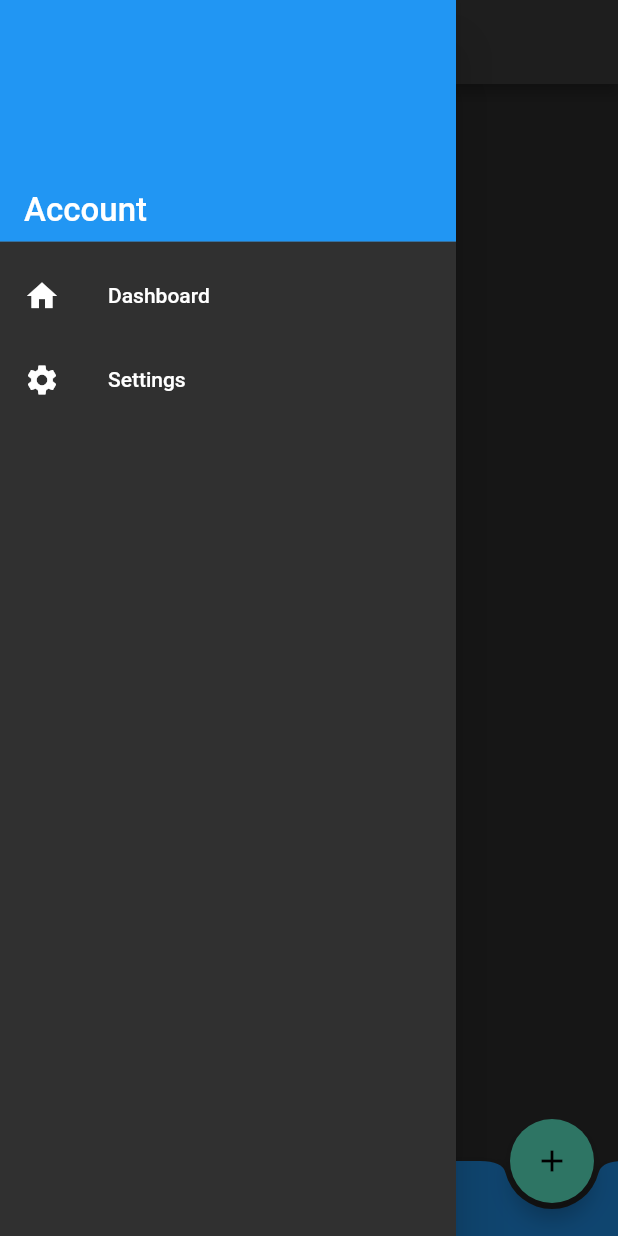
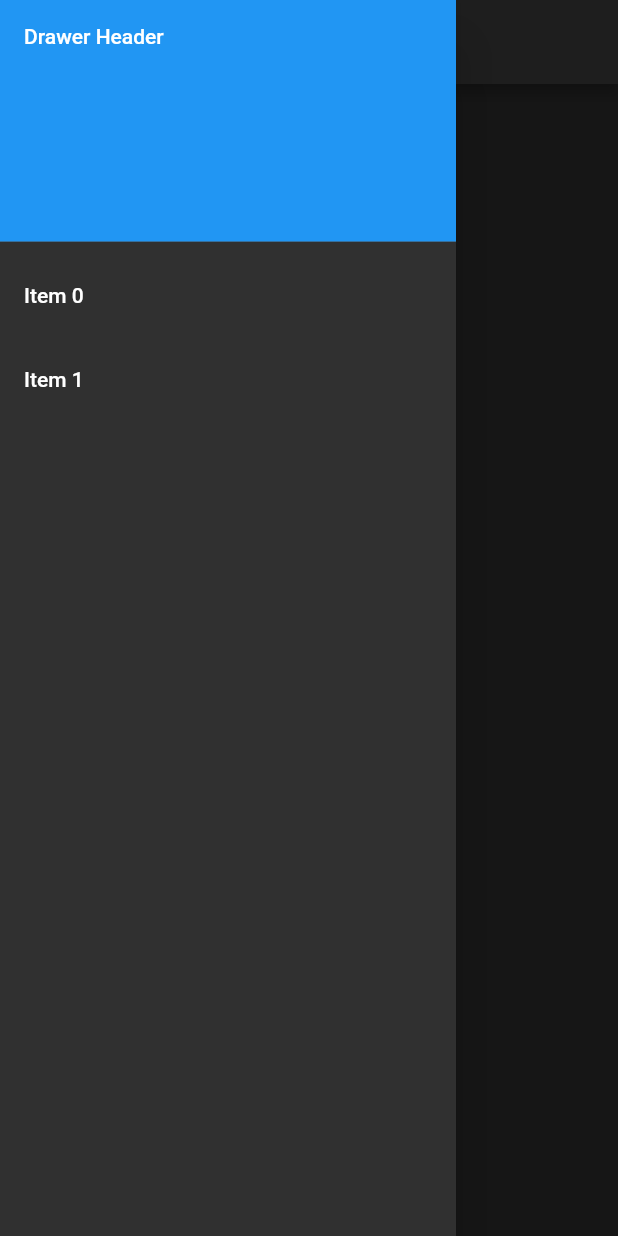
Before and after one commit to manyimy/my_ledger, a Flutter app: the screen it shows after launch, with the side drawer open, on a phone screen of 412 x 824 dp. Run offline on Flutter 3.47's test engine with Material 2 defaults, Android fonts, the phone set to English and light mode, and no system bars.

Commit message:
feat: DrawerNav (modification needed)

```diff
--- /dev/null
+++ b/lib/dashboard.dart
@@ -0,0 +1,12 @@
+import 'package:flutter/material.dart';
+
+class DashboardPage extends StatelessWidget {
+  DashboardPage({Key? key}) : super(key: key);
+
+  @override
+  Widget build(BuildContext context) {
+    return Container(
+      child: Text('bruh'),
+    );
+  }
+}
--- a/lib/main.dart
+++ b/lib/main.dart
@@ -1,4 +1,7 @@
 import 'package:flutter/material.dart';
+
+import 'package:my_ledger/dashboard.dart';
+// import 'package:my_ledger/drawer.dart';
 import 'package:my_ledger/settings.dart';
 
 enum POSITIONS { endDocked, centerFloat, endFloat, centerDocked }
@@ -33,7 +36,7 @@ class MyApp extends StatelessWidget {
   }
 }
 
-class MyHomePage extends StatelessWidget {
+class MyHomePage extends StatefulWidget {
   const MyHomePage({Key? key, required this.title}) : super(key: key);
 
   // This widget is the home page of your application. It is stateful, meaning
@@ -47,110 +50,120 @@ class MyHomePage extends StatelessWidget {
 
   final String title;
 
-  final FloatingActionButtonLocation _fabLocation = FloatingActionButtonLocation.endDocked;
+  @override
+  State<MyHomePage> createState() => _MyHomePageState();
+}
+
+// class _MyHomePageState extends State<MyHomePage> {
+//   final FloatingActionButtonLocation _fabLocation = FloatingActionButtonLocation.endDocked;
+//   List<Widget> bodyWidgets = [DashboardPage(), SettingsPage()];
+//
+//   int index = 0;
+//
+//   @override
+//   Widget build(BuildContext context) {
+//     // This method is rerun every time setState is called, for instance as done
+//     // by the _incrementCounter method above.
+//     //
+//     // The Flutter framework has been optimized to make rerunning build methods
+//     // fast, so that you can just rebuild anything that needs updating rather
+//     // than having to individually change instances of widgets.
+//     return Scaffold(
+//       appBar: AppBar(
+//         // Here we take the value from the MyHomePage object that was created by
+//         // the App.build method, and use it to set our appbar title.
+//         title: Text(widget.title),
+//       ),
+//       body: Center(
+//         // Center is a layout widget. It takes a single child and positions it
+//         // in the middle of the parent.
+//         child: Column(
+//           // Column is also a layout widget. It takes a list of children and
+//           // arranges them vertically. By default, it sizes itself to fit its
+//           // children horizontally, and tries to be as tall as its parent.
+//           //
+//           // Invoke "debug painting" (press "p" in the console, choose the
+//           // "Toggle Debug Paint" action from the Flutter Inspector in Android
+//           // Studio, or the "Toggle Debug Paint" command in Visual Studio Code)
+//           // to see the wireframe for each widget.
+//           //
+//           // Column has various properties to control how it sizes itself and
+//           // how it positions its children. Here we use mainAxisAlignment to
+//           // center the children vertically; the main axis here is the vertical
+//           // axis because Columns are vertical (the cross axis would be
+//           // horizontal).
+//           mainAxisAlignment: MainAxisAlignment.center,
+//           // children: <Widget>[
+//           //   const Text(
+//           //     'You have pushed the button this many times:',
+//           //   ),
+//           //   Text(
+//           //     '$_counter',
+//           //     style: Theme.of(context).textTheme.headline4,
+//           //   ),
+//           // ],
+//         ),
+//       ),
+//       drawer: MyDrawer(),
+//       floatingActionButton: FloatingActionButton(
+//           child: const Icon(Icons.add),
+//           onPressed: () => {}),
+//       floatingActionButtonLocation: this._fabLocation,
+//       bottomNavigationBar: BottomAppBar(
+//         color: Colors.blue,
+//         shape: CircularNotchedRectangle(),
+//         child: Container(
+//           height: 50.0,
+//         ),
+//       ), // This trailing comma makes auto-formatting nicer for build methods.
+//     );
+//   }
+// }
+
+class _MyHomePageState extends State<MyHomePage> {
+  List<Widget> bodyWidgets = [DashboardPage(), SettingsPage()];
+
+  int index = 0;
 
   @override
   Widget build(BuildContext context) {
-    // This method is rerun every time setState is called, for instance as done
-    // by the _incrementCounter method above.
-    //
-    // The Flutter framework has been optimized to make rerunning build methods
-    // fast, so that you can just rebuild anything that needs updating rather
-    // than having to individually change instances of widgets.
     return Scaffold(
         appBar: AppBar(
           // Here we take the value from the MyHomePage object that was created by
           // the App.build method, and use it to set our appbar title.
-        title: Text(title),
-      ),
-      body: Center(
-        // Center is a layout widget. It takes a single child and positions it
-        // in the middle of the parent.
-        child: Column(
-          // Column is also a layout widget. It takes a list of children and
-          // arranges them vertically. By default, it sizes itself to fit its
-          // children horizontally, and tries to be as tall as its parent.
-          //
-          // Invoke "debug painting" (press "p" in the console, choose the
-          // "Toggle Debug Paint" action from the Flutter Inspector in Android
-          // Studio, or the "Toggle Debug Paint" command in Visual Studio Code)
-          // to see the wireframe for each widget.
-          //
-          // Column has various properties to control how it sizes itself and
-          // how it positions its children. Here we use mainAxisAlignment to
-          // center the children vertically; the main axis here is the vertical
-          // axis because Columns are vertical (the cross axis would be
-          // horizontal).
-          mainAxisAlignment: MainAxisAlignment.center,
-          // children: <Widget>[
-          //   const Text(
-          //     'You have pushed the button this many times:',
-          //   ),
-          //   Text(
-          //     '$_counter',
-          //     style: Theme.of(context).textTheme.headline4,
-          //   ),
-          // ],
-        ),
+          title: Text(widget.title),
         ),
         drawer: Drawer(
-        // Add a ListView to the drawer. This ensures the user can scroll
-        // through the options in the drawer if there isn't enough vertical
-        // space to fit everything.
           child: ListView(
-          // Important: Remove any padding from the ListView.
             padding: EdgeInsets.zero,
             children: [
-              DrawerHeader(
-                decoration: const BoxDecoration(
+              const DrawerHeader(
+                decoration: BoxDecoration(
                   color: Colors.blue,
                 ),
-                child: Container(
-                  alignment: Alignment.bottomLeft,
-                  height: 10,
-                  child: const Text(
-                    'Account',
-                    style: TextStyle(fontSize: 22),
-                  ),
-                ),
+                child: Text('Drawer Header'),
               ),
               ListTile(
-              leading: Icon(Icons.home),
-              title: const Text('Dashboard'),
+                title: const Text('Item 0'),
                 onTap: () {
-                // Update the state of the app
-                // ...
-                // Then close the drawer
-
+                  setState(() {
+                    index = 0;
                     Navigator.pop(context);
+                  });
                 },
               ),
               ListTile(
-              leading: Icon(Icons.settings),
-              title: const Text('Settings'),
+                title: const Text('Item 1'),
                 onTap: () {
-                // Update the state of the app
-                // ...
-                // Then close the drawer
-                Navigator.push(context, MaterialPageRoute(builder: (context) {
-                  return const SettingsPage(title: "Settings");
-                }));
+                  setState(() {
+                    index = 1;
+                    Navigator.pop(context);
+                  });
                 },
               ),
             ],
           ),
         ),
-      floatingActionButton: FloatingActionButton(
-          child: const Icon(Icons.add),
-          onPressed: () => {}),
-      floatingActionButtonLocation: this._fabLocation,
-      bottomNavigationBar: BottomAppBar(
-        color: Colors.blue,
-        shape: CircularNotchedRectangle(),
-        child: Container(
-          height: 50.0,
-        ),
-      ), // This trailing comma makes auto-formatting nicer for build methods.
-    );
+        body: bodyWidgets[index]);
   }
 }
```
Also changed, not shown: lib/drawer.dart (added, +64 -0 lines), lib/settings.dart (+26 -13 lines). Lines whose indentation alone changed are shown as unchanged.
